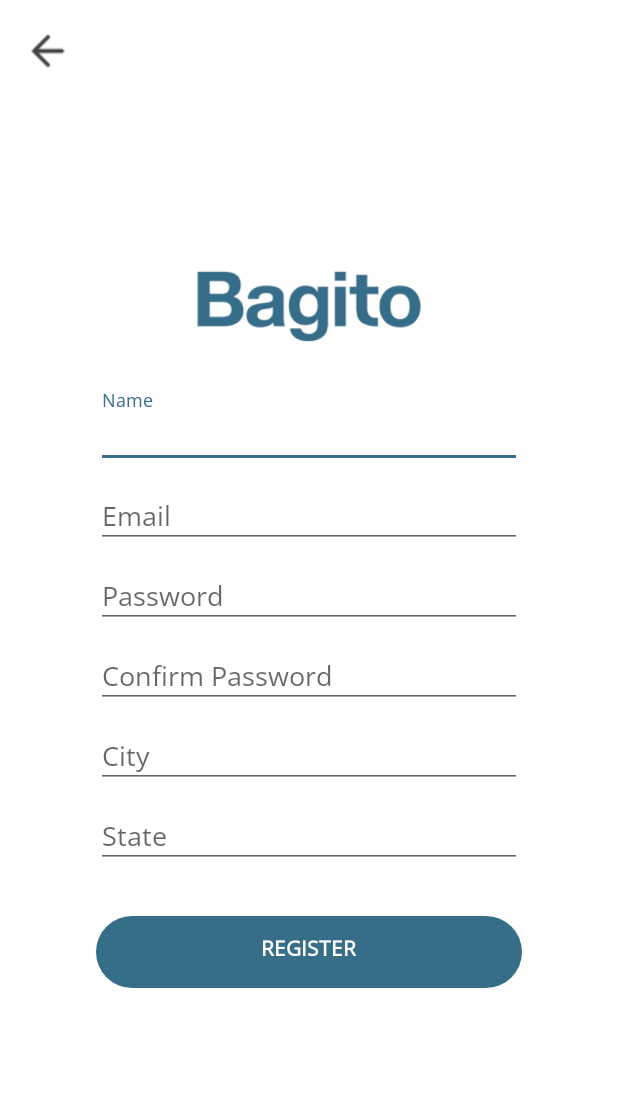
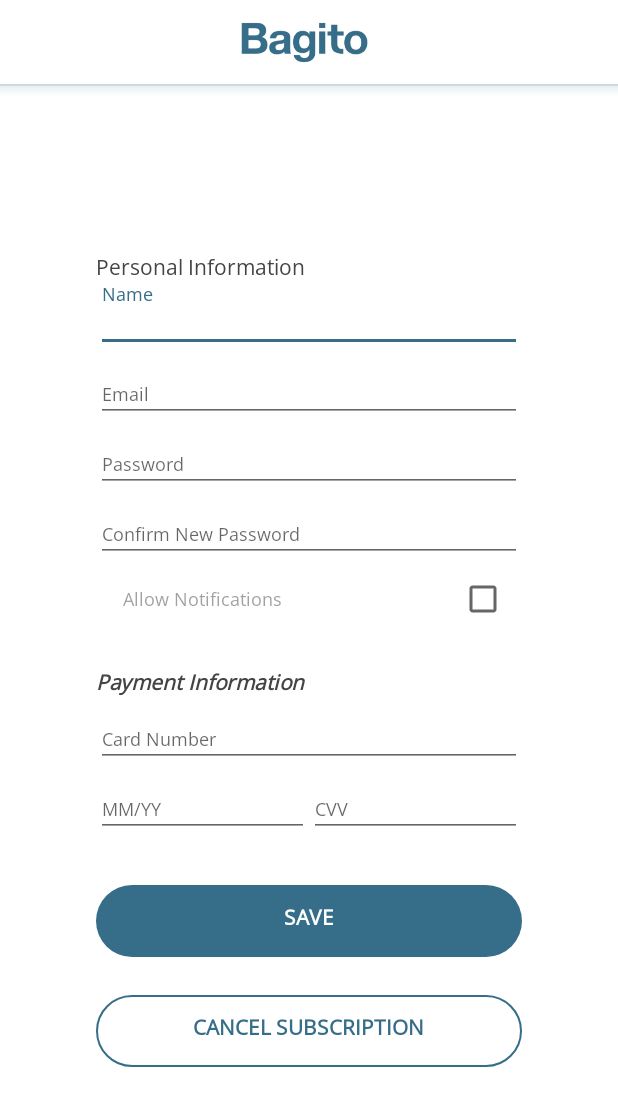
Before and after one commit to StevenSuh/Bagito, an Android app: the ChangeInfo screen opened directly, with no data from a screen before it, on a phone screen of 412 x 824 dp. Shown: the top 1106 px of the screen. Run offline under Robolectric (Android 15) with nearby library versions, the phone set to English and light mode, and no system bars.

Commit message:
added change info page

```diff
--- a/app/app/src/main/AndroidManifest.xml
+++ b/app/app/src/main/AndroidManifest.xml
@@ -11,7 +11,7 @@
         android:roundIcon="@mipmap/ic_launcher_round"
         android:supportsRtl="true"
         android:theme="@style/AppTheme">
-        <activity android:name=".Account.CreditCard"></activity>
+        <activity android:name=".Account.ChangeInfo"></activity>
         <activity android:name=".forgot.ResetPasswordActivity" />
         <activity android:name=".forgot.CodeActivity" />
         <activity android:name=".forgot.EmailActivity" />
--- a/app/app/src/main/java/com/example/bagito/Account/CreditCard.java
+++ b/app/app/src/main/java/com/example/bagito/Account/ChangeInfo.java
@@ -5,11 +5,11 @@
 
 import com.example.bagito.R;
 
-public class CreditCard extends AppCompatActivity {
+public class ChangeInfo extends AppCompatActivity {
 
     @Override
     protected void onCreate(Bundle savedInstanceState) {
         super.onCreate(savedInstanceState);
-        setContentView(R.layout.activity_credit_card);
+        setContentView(R.layout.activity_change_info);
     }
 }
--- /dev/null
+++ b/app/app/src/main/res/layout/activity_change_info.xml
@@ -0,0 +1,297 @@
+<?xml version="1.0" encoding="utf-8"?>
+<android.support.constraint.ConstraintLayout xmlns:android="http://schemas.android.com/apk/res/android"
+    xmlns:app="http://schemas.android.com/apk/res-auto"
+    xmlns:tools="http://schemas.android.com/tools"
+    android:layout_width="match_parent"
+    android:layout_height="match_parent"
+    tools:context=".register.RegisterActivity">
+
+    <!-- No need for back button
+    <ImageView
+        android:id="@+id/back"
+        android:contentDescription="@string/back"
+        android:layout_width="wrap_content"
+        android:layout_height="wrap_content"
+        android:scaleType="fitXY"
+        android:adjustViewBounds="true"
+        app:layout_constraintTop_toTopOf="parent"
+        app:layout_constraintLeft_toLeftOf="parent"
+        android:paddingLeft="16dp"
+        android:paddingTop="18dp"
+        android:src="@drawable/arrow_left" />
+    -->
+
+    <!-- top action bar -->
+    <include layout="@layout/toolbar" android:id="@+id/toolbar" />
+    <View android:layout_width="match_parent"
+        android:layout_height="8dp"
+        android:background="@drawable/dropshadow"
+        android:layout_marginTop="?actionBarSize"
+        app:layout_constraintTop_toTopOf="parent" />
+    <View android:layout_width="match_parent"
+        android:layout_height="1dp"
+        android:background="@color/colorPrimaryLight"
+        android:layout_marginTop="?actionBarSize"
+        app:layout_constraintTop_toTopOf="parent" />
+    <!-- top action bar end -->
+
+    <LinearLayout
+        android:layout_width="match_parent"
+        android:layout_height="match_parent"
+        android:gravity="center_vertical"
+        android:orientation="vertical"
+        android:paddingLeft="@dimen/activity_horizontal_margin_tight"
+        android:paddingRight="@dimen/activity_horizontal_margin_tight" >
+
+
+        <TextView
+            android:id="@+id/personal_info"
+            android:layout_width="match_parent"
+            android:layout_height="wrap_content"
+            android:text="@string/personal_info"
+            android:layout_marginTop="56dp"
+            android:layout_alignParentTop="true"
+            android:layout_alignParentLeft="true"
+            android:textSize="14sp"
+            android:textColor="#444444"
+            android:gravity="top" />
+            <!--  -->
+            <!--android:layout_marginLeft="24dp" -->
+
+
+
+
+        <android.support.design.widget.TextInputLayout
+            android:layout_width="match_parent"
+            android:layout_height="wrap_content">
+            <EditText
+                android:id="@+id/name"
+                android:layout_width="match_parent"
+                android:layout_height="wrap_content"
+                android:hint="@string/prompt_name"
+                android:inputType="text"
+                android:maxLines="1"
+                android:textSize="12sp"
+                android:singleLine="true" />
+        </android.support.design.widget.TextInputLayout>
+
+        <android.support.design.widget.TextInputLayout
+            android:layout_width="match_parent"
+            android:layout_height="wrap_content">
+            <EditText
+                android:id="@+id/email"
+                android:layout_width="match_parent"
+                android:layout_height="wrap_content"
+                android:hint="@string/prompt_email"
+                android:inputType="textEmailAddress"
+                android:maxLines="1"
+                android:textSize="12sp"
+                android:singleLine="true" />
+        </android.support.design.widget.TextInputLayout>
+
+        <android.support.design.widget.TextInputLayout
+            android:layout_width="match_parent"
+            android:layout_height="wrap_content">
+            <EditText
+                android:id="@+id/password"
+                android:layout_width="match_parent"
+                android:layout_height="wrap_content"
+                android:hint="@string/prompt_password"
+                android:inputType="textPassword"
+                android:maxLines="1"
+                android:textSize="12sp"
+                android:singleLine="true" />
+        </android.support.design.widget.TextInputLayout>
+
+        <android.support.design.widget.TextInputLayout
+            android:layout_width="match_parent"
+            android:layout_height="wrap_content">
+            <EditText
+                android:id="@+id/confirm_password"
+                android:layout_width="match_parent"
+                android:layout_height="wrap_content"
+                android:hint="@string/prompt_confirm_new_password"
+                android:inputType="textPassword"
+                android:maxLines="1"
+                android:textSize="12sp"
+                android:singleLine="true" />
+        </android.support.design.widget.TextInputLayout>
+
+        <!-- Allow notifications -->
+
+        <LinearLayout
+            android:layout_width="match_parent"
+            android:layout_height="50dp"
+            android:gravity="center_vertical"
+            android:orientation="horizontal">
+
+            <TextView
+                android:id="@+id/allow_notif"
+
+                android:layout_alignParentLeft="true"
+                android:layout_alignParentTop="true"
+                android:text="@string/allow_notif"
+                android:textAppearance="@style/allow_notif"
+                android:layout_width="fill_parent"
+                android:layout_height="wrap_content"
+                android:layout_weight="0.5"
+                android:gravity="center"/>
+
+            <CheckBox
+                android:id="@+id/checkBox"
+
+                android:layout_alignParentLeft="true"
+                android:layout_alignParentRight="true"
+                android:layout_alignParentTop="true"
+                android:layout_marginLeft="100dp"
+                android:layout_width="fill_parent"
+                android:layout_height="wrap_content"
+                android:layout_weight="0.5"
+                android:gravity="center"
+                />
+        </LinearLayout>
+
+
+        <TextView
+            android:id="@+id/payment_info"
+            android:layout_width="match_parent"
+            android:layout_height="wrap_content"
+            android:text="@string/payment_info"
+            android:layout_marginTop="20dp"
+            android:layout_alignParentTop="true"
+            android:layout_alignParentLeft="true"
+            android:textSize="14sp"
+            android:textStyle="bold|italic"
+            android:gravity="top"
+            android:textColor="#444444"/>
+
+        <android.support.design.widget.TextInputLayout
+            android:layout_width="match_parent"
+            android:layout_height="wrap_content">
+        <EditText
+            android:id="@+id/card_number"
+            android:layout_width="match_parent"
+            android:layout_height="wrap_content"
+            android:hint="@string/card_number"
+            android:inputType="phone"
+            android:maxLines="1"
+            android:textSize="12sp"
+            android:singleLine="true" />
+        </android.support.design.widget.TextInputLayout>
+
+        <LinearLayout
+            android:layout_width="match_parent"
+            android:layout_height="wrap_content">
+
+            <android.support.design.widget.TextInputLayout
+                android:layout_width="fill_parent"
+                android:layout_height="wrap_content"
+                android:layout_weight="0.5"
+                android:gravity="center">
+                <EditText
+                    android:id="@+id/month_year"
+                    android:layout_width="match_parent"
+                    android:layout_height="wrap_content"
+                    android:hint="@string/month_year"
+                    android:inputType="phone"
+                    android:maxLines="1"
+                    android:textSize="12sp"
+                    android:singleLine="true"
+                    />
+            </android.support.design.widget.TextInputLayout>
+
+            <android.support.design.widget.TextInputLayout
+                android:layout_width="fill_parent"
+                android:layout_height="wrap_content"
+                android:layout_weight="0.5"
+                android:gravity="center">
+                <EditText
+                    android:id="@+id/cvv_number"
+                    android:layout_width="match_parent"
+                    android:layout_height="wrap_content"
+                    android:hint="@string/cvv_number"
+                    android:inputType="phone"
+                    android:maxLines="1"
+                    android:textSize="12sp"
+                    android:singleLine="true" />
+            </android.support.design.widget.TextInputLayout>
+
+
+        </LinearLayout>
+
+        <RelativeLayout
+            android:clickable="true"
+            android:focusable="true"
+            android:id="@+id/register_button"
+            style="?android:attr/borderlessButtonStyle"
+            android:layout_width="match_parent"
+            android:layout_height="wrap_content"
+            android:layout_marginTop="32dp"
+            android:layout_gravity="center"
+            android:background="@drawable/rounded_button">
+
+            <TextView
+                android:id="@+id/save_changes_text"
+                android:layout_width="wrap_content"
+                android:layout_height="wrap_content"
+                android:layout_centerHorizontal="true"
+                android:fontFamily="@font/open_sans"
+                android:text="@string/action_save"
+                android:textAllCaps="true"
+                android:textColor="@color/colorLight"
+                android:textStyle="bold"
+                android:visibility="visible" />
+
+            <!-- Login progress -->
+
+            <ProgressBar
+                android:id="@+id/save_changes_progress"
+                android:layout_width="wrap_content"
+                android:layout_height="25dp"
+                android:layout_centerHorizontal="true"
+                android:indeterminate="true"
+                android:indeterminateDrawable="@drawable/progress_dark"
+                android:visibility="invisible" />
+
+        </RelativeLayout>
+
+        <RelativeLayout
+            android:clickable="true"
+            android:focusable="true"
+            android:id="@+id/cancel_subscription_button"
+            style="?android:attr/borderlessButtonStyle"
+            android:layout_width="match_parent"
+            android:layout_height="wrap_content"
+            android:layout_marginTop="25dp"
+            android:layout_gravity="center"
+            android:background="@drawable/rounded_button_border"
+            >
+
+            <TextView
+                android:id="@+id/cancel_subscription_text"
+                android:layout_width="wrap_content"
+                android:layout_height="wrap_content"
+                android:layout_centerHorizontal="true"
+                android:fontFamily="@font/open_sans"
+                android:text="@string/cancel_subscription"
+                android:textAllCaps="true"
+                android:textColor="#366D89"
+                android:textStyle="bold"
+                android:visibility="visible" />
+
+            <!-- Cancel Subscription progress -->
+
+            <ProgressBar
+                android:id="@+id/cancel_subscription_progress"
+                android:layout_width="wrap_content"
+                android:layout_height="25dp"
+                android:layout_centerHorizontal="true"
+                android:indeterminate="true"
+                android:indeterminateDrawable="@drawable/progress_dark"
+                android:visibility="invisible" />
+
+        </RelativeLayout>
+
+    </LinearLayout>
+
+</android.support.constraint.ConstraintLayout>
--- a/app/app/src/main/res/layout/activity_credit_card.xml
+++ /dev/null
@@ -1,160 +0,0 @@
-<?xml version="1.0" encoding="utf-8"?>
-<android.support.constraint.ConstraintLayout xmlns:android="http://schemas.android.com/apk/res/android"
-    xmlns:app="http://schemas.android.com/apk/res-auto"
-    xmlns:tools="http://schemas.android.com/tools"
-    android:layout_width="match_parent"
-    android:layout_height="match_parent"
-    tools:context=".register.RegisterActivity">
-
-    <ImageView
-        android:id="@+id/back"
-        android:contentDescription="@string/back"
-        android:layout_width="wrap_content"
-        android:layout_height="wrap_content"
-        android:scaleType="fitXY"
-        android:adjustViewBounds="true"
-        app:layout_constraintTop_toTopOf="parent"
-        app:layout_constraintLeft_toLeftOf="parent"
-        android:paddingLeft="16dp"
-        android:paddingTop="18dp"
-        android:src="@drawable/arrow_left" />
-
-    <LinearLayout
-        android:layout_width="match_parent"
-        android:layout_height="match_parent"
-        android:gravity="center_vertical"
-        android:orientation="vertical"
-        android:paddingLeft="@dimen/activity_horizontal_margin_tight"
-        android:paddingRight="@dimen/activity_horizontal_margin_tight" >
-
-        <ImageView
-            android:id="@+id/logo"
-            android:contentDescription="@string/bagito_logo"
-            android:layout_width="wrap_content"
-            android:layout_height="wrap_content"
-            android:scaleType="fitXY"
-            android:adjustViewBounds="true"
-            android:paddingLeft="@dimen/activity_horizontal_margin_tight"
-            android:paddingRight="@dimen/activity_horizontal_margin_tight"
-            android:paddingBottom="@dimen/activity_vertical_margin"
-            android:src="@drawable/bagito_logo"/>
-
-        <android.support.design.widget.TextInputLayout
-            android:layout_width="match_parent"
-            android:layout_height="wrap_content">
-            <EditText
-                android:id="@+id/name"
-                android:layout_width="match_parent"
-                android:layout_height="wrap_content"
-                android:hint="@string/prompt_name"
-                android:inputType="text"
-                android:maxLines="1"
-                android:singleLine="true" />
-        </android.support.design.widget.TextInputLayout>
-
-        <android.support.design.widget.TextInputLayout
-            android:layout_width="match_parent"
-            android:layout_height="wrap_content">
-            <EditText
-                android:id="@+id/email"
-                android:layout_width="match_parent"
-                android:layout_height="wrap_content"
-                android:hint="@string/prompt_email"
-                android:inputType="textEmailAddress"
-                android:maxLines="1"
-                android:singleLine="true" />
-        </android.support.design.widget.TextInputLayout>
-
-        <android.support.design.widget.TextInputLayout
-            android:layout_width="match_parent"
-            android:layout_height="wrap_content">
-            <EditText
-                android:id="@+id/password"
-                android:layout_width="match_parent"
-                android:layout_height="wrap_content"
-                android:hint="@string/prompt_password"
-                android:inputType="textPassword"
-                android:maxLines="1"
-                android:singleLine="true" />
-        </android.support.design.widget.TextInputLayout>
-
-        <android.support.design.widget.TextInputLayout
-            android:layout_width="match_parent"
-            android:layout_height="wrap_content">
-            <EditText
-                android:id="@+id/confirm_password"
-                android:layout_width="match_parent"
-                android:layout_height="wrap_content"
-                android:hint="@string/prompt_confirm_password"
-                android:inputType="textPassword"
-                android:maxLines="1"
-                android:singleLine="true" />
-        </android.support.design.widget.TextInputLayout>
-
-        <android.support.design.widget.TextInputLayout
-            android:layout_width="match_parent"
-            android:layout_height="wrap_content">
-            <EditText
-                android:id="@+id/city"
-                android:layout_width="match_parent"
-                android:layout_height="wrap_content"
-                android:hint="@string/prompt_city"
-                android:inputType="text"
-                android:maxLines="1"
-                android:singleLine="true" />
-        </android.support.design.widget.TextInputLayout>
-
-        <android.support.design.widget.TextInputLayout
-            android:layout_width="match_parent"
-            android:layout_height="wrap_content">
-            <AutoCompleteTextView
-                android:id="@+id/state"
-                android:layout_width="match_parent"
-                android:layout_height="wrap_content"
-                android:hint="@string/prompt_state"
-                android:imeActionId="6"
-                android:imeActionLabel="@string/action_register"
-                android:imeOptions="actionUnspecified"
-                android:inputType="text"
-                android:maxLines="1"
-                android:singleLine="true" />
-        </android.support.design.widget.TextInputLayout>
-
-        <RelativeLayout
-            android:clickable="true"
-            android:focusable="true"
-            android:id="@+id/register_button"
-            style="?android:attr/borderlessButtonStyle"
-            android:layout_width="match_parent"
-            android:layout_height="wrap_content"
-            android:layout_marginTop="32dp"
-            android:layout_gravity="center"
-            android:background="@drawable/rounded_button">
-
-            <TextView
-                android:id="@+id/register_text"
-                android:layout_width="wrap_content"
-                android:layout_height="wrap_content"
-                android:layout_centerHorizontal="true"
-                android:fontFamily="@font/open_sans"
-                android:text="@string/action_register"
-                android:textAllCaps="true"
-                android:textColor="@color/colorLight"
-                android:textStyle="bold"
-                android:visibility="visible" />
-
-            <!-- Login progress -->
-            <ProgressBar
-                android:id="@+id/register_progress"
-                android:layout_width="wrap_content"
-                android:layout_height="25dp"
-                android:layout_centerHorizontal="true"
-                android:indeterminate="true"
-                android:indeterminateDrawable="@drawable/progress_dark"
-                android:visibility="invisible" />
-
-        </RelativeLayout>
-
-    </LinearLayout>
-
-</android.support.constraint.ConstraintLayout>
--- a/app/app/src/main/res/values/strings.xml
+++ b/app/app/src/main/res/values/strings.xml
@@ -8,6 +8,7 @@
     <string name="prompt_email">Email</string>
     <string name="prompt_password">Password</string>
     <string name="prompt_confirm_password">Confirm Password</string>
+    <string name="prompt_confirm_new_password">Confirm New Password</string>
     <string name="prompt_city">City</string>
     <string name="prompt_state">State</string>
     <string name="action_sign_in">Sign in</string>
@@ -20,4 +21,13 @@
     <string name="permission_rationale">"Contacts permissions are needed for providing email
         completions."
     </string>
+    <string name="personal_info">Personal Information</string>
+    <string name="allow_notif">Allow Notifications</string>
+    <string name="payment_info">Payment Information</string>
+    <string name="card_number">Card Number</string>
+    <string name="month_year">MM/YY</string>
+    <string name="cvv_number">CVV</string>
+    <string name="action_save">Save</string>
+    <string name="cancel_subscription">Cancel Subscription</string>
+
 </resources>
--- a/app/app/src/main/res/values/styles.xml
+++ b/app/app/src/main/res/values/styles.xml
@@ -30,4 +30,32 @@
     <style name="AppTheme.FadeTransition">
         <item name="android:windowEnterAnimation">@anim/fade_in</item>
     </style>
+
+    <style name="personal_info">
+
+        <item name="android:textSize">14sp</item>
+
+        <item name="android:textColor">
+            #444444
+        </item>
+
+    </style>
+
+    <style name="allow_notif">
+
+        <item name="android:textSize">
+            12sp
+        </item>
+
+        <item name="android:textColor">
+            #80444444
+        </item>
+
+    </style>
+
+    <style name="payment_info">
+        <item name="android:textSize">14sp</item>
+        <item name="android:textColor">#444444</item>
+    </style>
+
 </resources>
```
